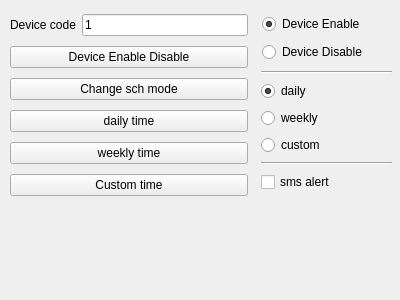
Qasemt/irrigationsystem, file irrigationsysApp/frmcmdtest.ui: the form before one commit.
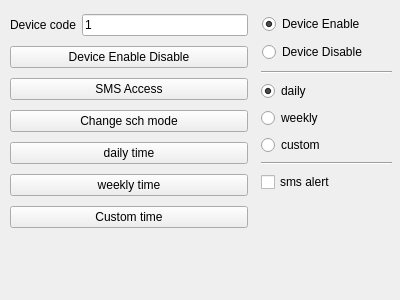
The form after the commit.

Patch:
```diff
--- a/irrigationsysApp/frmcmdtest.ui
+++ b/irrigationsysApp/frmcmdtest.ui
@@ -19,7 +19,7 @@
      <x>10</x>
      <y>10</y>
      <width>238</width>
-     <height>196</height>
+     <height>229</height>
     </rect>
    </property>
    <layout class="QVBoxLayout" name="verticalLayout">
@@ -48,6 +48,13 @@
       </property>
      </widget>
     </item>
+    <item>
+     <widget class="QPushButton" name="btnSMSAccess">
+      <property name="text">
+       <string>SMS Access</string>
+      </property>
+     </widget>
+    </item>
     <item>
      <widget class="QPushButton" name="btnChangeSchMode">
       <property name="text">
```
